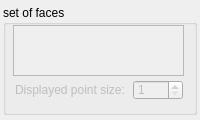
First picture: the form in src/gui/propAnnotationSetOfFaces.ui, repository pojdulos/dpVision, before the edit.
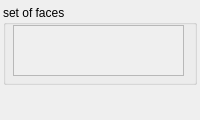
Second picture: the form after the edit.

```diff
--- a/src/gui/propAnnotationSetOfFaces.ui
+++ b/src/gui/propAnnotationSetOfFaces.ui
@@ -28,7 +28,7 @@
      <x>3</x>
      <y>5</y>
      <width>194</width>
-     <height>110</height>
+     <height>80</height>
     </rect>
    </property>
    <property name="title">
@@ -42,46 +42,11 @@
      <rect>
       <x>10</x>
       <y>20</y>
-      <width>171</width>
-      <height>51</height>
-     </rect>
-    </property>
-   </widget>
-   <widget class="QLabel" name="label">
-    <property name="enabled">
-     <bool>false</bool>
-    </property>
-    <property name="geometry">
-     <rect>
-      <x>12</x>
-      <y>75</y>
-      <width>120</width>
-      <height>20</height>
-     </rect>
-    </property>
-    <property name="text">
-     <string>Displayed point size:</string>
-    </property>
-   </widget>
-   <widget class="QSpinBox" name="spinPointSize">
-    <property name="enabled">
-     <bool>false</bool>
-    </property>
-    <property name="geometry">
-     <rect>
-      <x>130</x>
-      <y>75</y>
-      <width>50</width>
-      <height>20</height>
-     </rect>
-    </property>
-    <property name="minimum">
-     <number>1</number>
-    </property>
-    <property name="maximum">
-     <number>50</number>
-    </property>
-   </widget>
+     <width>171</width>
+     <height>51</height>
+    </rect>
+   </property>
+  </widget>
   </widget>
  </widget>
  <resources/>
```
Left out of the diff: 3 changed lines with no effect on the pictures.
